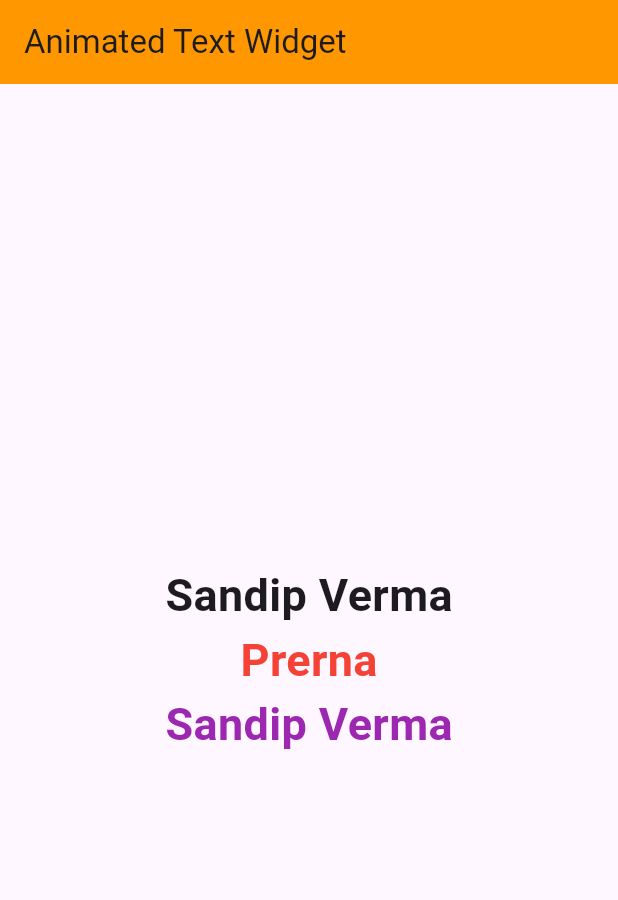
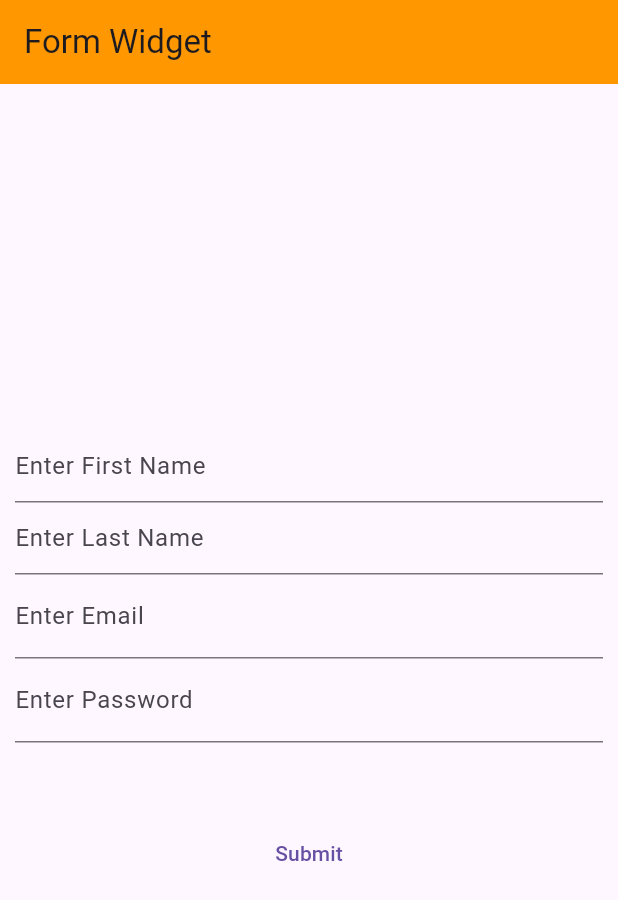
Before and after one commit to SandipVermaDev/flutter_learning, a Flutter app: the screen it shows after launch, on a phone screen of 412 x 824 dp. Shown: the top 900 px of the screen. Run offline on Flutter 3.47's test engine with Material 3 defaults, Android fonts, the phone set to English and light mode, and no system bars; drawn by our look-alikes of animated_text_kit; our stand-ins replace cached_network_image.

Commit message:
15/06/2024

```diff
--- a/lib/main.dart
+++ b/lib/main.dart
@@ -1,11 +1,14 @@
 import 'package:flutter/material.dart';
 import 'package:flutter_learning/widgets/alert.dart';
 import 'package:flutter_learning/widgets/animated_text.dart';
+import 'package:flutter_learning/widgets/bottom_nav.dart';
 import 'package:flutter_learning/widgets/bottomsheet.dart';
 import 'package:flutter_learning/widgets/buttons.dart';
 import 'package:flutter_learning/widgets/container_sized.dart';
 import 'package:flutter_learning/widgets/dismissible.dart';
 import 'package:flutter_learning/widgets/drawer.dart';
+import 'package:flutter_learning/widgets/drop_down.dart';
+import 'package:flutter_learning/widgets/forms.dart';
 import 'package:flutter_learning/widgets/image.dart';
 import 'package:flutter_learning/widgets/listview_gridview.dart';
 import 'package:flutter_learning/widgets/rows_columns.dart';
@@ -31,12 +34,15 @@ class MyApp extends StatelessWidget{
       // home: const Buttons(),
       // home: const ListView_GridView(),
       // home: const SnackbarWidget(),
-      // home: const DismissibleWindget(),
+      // home: const DismissibleWidget(),
       // home: const DrawerWidget(),
       // home: const ImageWidget(),
       // home: const AlertWidget(),
       // home: const BottomSheetWidget(),
-      home: const AnimatedTextWidget(),
+      // home: const AnimatedTextWidget(),
+      // home: const BottomNavWidgwt(),
+      // home: const DropDownWidget(),
+      home: const FormWidget(),
     );
   }
 }
--- /dev/null
+++ b/lib/widgets/forms.dart
@@ -0,0 +1,127 @@
+import 'package:flutter/material.dart';
+
+class FormWidget extends StatefulWidget {
+  const FormWidget({super.key});
+
+  @override
+  State<FormWidget> createState() => _FormWidgetState();
+}
+
+class _FormWidgetState extends State<FormWidget> {
+  final _formkey = GlobalKey<FormState>();
+
+  String firstname = '';
+  String lastname = '';
+  String email = '';
+  String password = '';
+
+  trysubmit() {
+    final isvalid = _formkey.currentState!.validate();
+    if (isvalid) {
+      _formkey.currentState!.save();
+      submitform();
+    } else {
+      print('Error');
+    }
+  }
+
+  submitform() {
+    print(firstname);
+    print(lastname);
+    print(email);
+    print(password);
+  }
+
+  @override
+  Widget build(BuildContext context) {
+    return Scaffold(
+      appBar: AppBar(
+        title: const Text('Form Widget'),
+        backgroundColor: Theme.of(context).primaryColor,
+      ),
+      body: Center(
+        child: Padding(
+          padding: const EdgeInsets.all(10.0),
+          child: Form(
+              key: _formkey,
+              child: SingleChildScrollView(
+                child: Column(
+                  children: [
+                    TextFormField(
+                      key: const ValueKey('firstname'),
+                      decoration:
+                          const InputDecoration(hintText: 'Enter First Name'),
+                      validator: (value) {
+                        if (value.toString().isEmpty) {
+                          return 'First Name should not be Empty';
+                        } else {
+                          return null;
+                        }
+                      },
+                      onSaved: (value) {
+                        firstname = value.toString();
+                      },
+                    ),
+                    TextFormField(
+                      key: const ValueKey('lastname'),
+                      decoration:
+                          const InputDecoration(hintText: 'Enter Last Name'),
+                      validator: (value) {
+                        if (value.toString().isEmpty) {
+                          return 'Last Name should not be Empty';
+                        } else {
+                          return null;
+                        }
+                      },
+                      onSaved: (value) {
+                        lastname = value.toString();
+                      },
+                    ),
+                    TextFormField(
+                      key: const ValueKey('email'),
+                      decoration:
+                          const InputDecoration(labelText: 'Enter Email'),
+                      validator: (value) {
+                        if (value.toString().isEmpty) {
+                          return 'Email should not be Empty';
+                        } else {
+                          return null;
+                        }
+                      },
+                      onSaved: (value) {
+                        email = value.toString();
+                      },
+                    ),
+                    TextFormField(
+                      obscureText: true,
+                      key: const ValueKey('password'),
+                      decoration: const InputDecoration(
+                          labelText: 'Enter Password',
+                      ),
+                      validator: (value) {
+                        if (value.toString().length <= 5) {
+                          return 'Password should not be less than 6 character';
+                        } else {
+                          return null;
+                        }
+                      },
+                      onSaved: (value) {
+                        password = value.toString();
+                      },
+                    ),
+                    const SizedBox(
+                      height: 50,
+                    ),
+                    TextButton(
+                        onPressed: () {
+                          trysubmit();
+                        },
+                        child: const Text('Submit'))
+                  ],
+                ),
+              )),
+        ),
+      ),
+    );
+  }
+}
```
Also changed, not shown: lib/widgets/bottom_nav.dart (added, +65 -0 lines), lib/widgets/dismissible.dart (+4 -4 lines), lib/widgets/drop_down.dart (added, +45 -0 lines).
